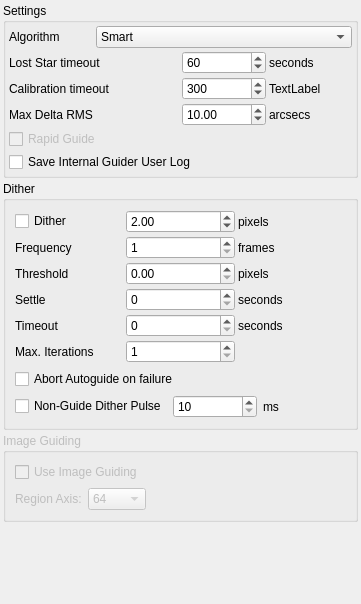
Before: the Qt Designer form kstars/ekos/guide/opsguide.ui in KDE/kstars, drawn with Qt 5.
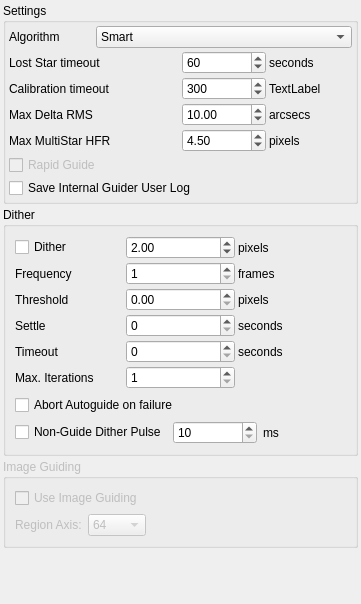
After: the same form once the commit is applied.

Commit message:
Add option to set max HFR for the guide star selected by SEP MultiStar.
also fixes issue with analyze info box's background

Patch:
```diff
--- a/kstars/ekos/guide/opsguide.ui
+++ b/kstars/ekos/guide/opsguide.ui
@@ -187,7 +187,37 @@
         </property>
        </widget>
       </item>
-      <item row="4" column="0" colspan="4">
+      <item row="4" column="0" colspan="2">
+       <widget class="QLabel" name="label_20">
+        <property name="toolTip">
+         <string>Maximum HFR allowed for SEP MultiStar guide star.</string>
+        </property>
+        <property name="text">
+         <string>Max MultiStar HFR</string>
+        </property>
+       </widget>
+      </item>
+      <item row="4" column="3">
+       <widget class="QLabel" name="label_21">
+        <property name="text">
+         <string>pixels</string>
+        </property>
+       </widget>
+      </item>
+      <item row="4" column="2">
+       <widget class="QDoubleSpinBox" name="kcfg_GuideMaxHFR">
+        <property name="minimum">
+         <double>0.500000000000000</double>
+        </property>
+        <property name="maximum">
+         <double>20.000000000000000</double>
+        </property>
+        <property name="value">
+         <double>4.5</double>
+        </property>
+       </widget>
+      </item>
+      <item row="5" column="0" colspan="4">
        <widget class="QCheckBox" name="kcfg_RapidGuideEnabled">
         <property name="enabled">
          <bool>false</bool>
@@ -197,7 +227,7 @@
         </property>
        </widget>
       </item>
-      <item row="5" column="0" colspan="4">
+      <item row="6" column="0" colspan="4">
        <widget class="QCheckBox" name="kcfg_SaveGuideLog">
         <property name="enabled">
          <bool>true</bool>
```
The commit also changes 4 other files.
